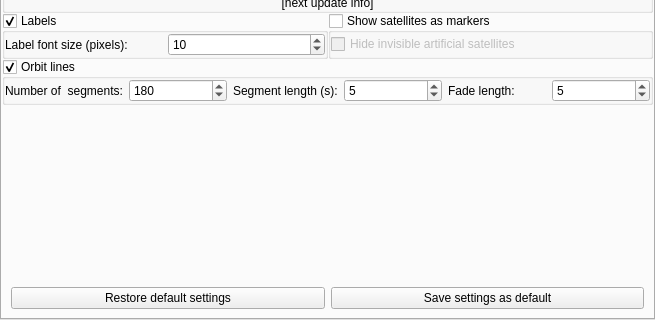
Before: the Qt Designer form plugins/Satellites/src/gui/satellitesDialog.ui in 519984307/stellarium_src, drawn with Qt 5; both pictures show x 0 to 655 and y 207 to 527 of the 655 by 527 pixel window.
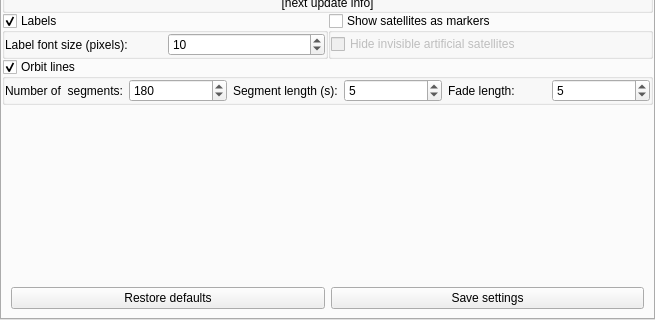
After: the same form once the commit is applied. Icons and pictures are not drawn. Custom widgets are drawn as their Qt base class.

Patch:
```diff
--- a/plugins/Satellites/src/gui/satellitesDialog.ui
+++ b/plugins/Satellites/src/gui/satellitesDialog.ui
@@ -531,7 +531,7 @@
              </sizepolicy>
             </property>
             <property name="text">
-             <string>Restore default settings</string>
+             <string>Restore defaults</string>
             </property>
            </widget>
           </item>
@@ -544,7 +544,7 @@
              </sizepolicy>
             </property>
             <property name="text">
-             <string>Save settings as default</string>
+             <string>Save settings</string>
             </property>
            </widget>
           </item>
```
